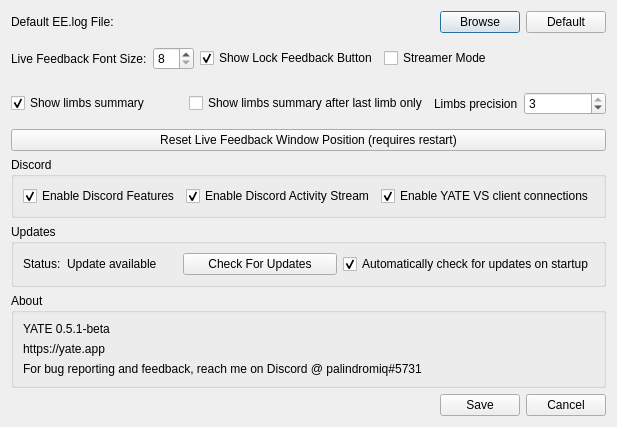
The window that settingsdialog.ui (palindromiq/YATE) describes before a commit, drawn with Qt 5.
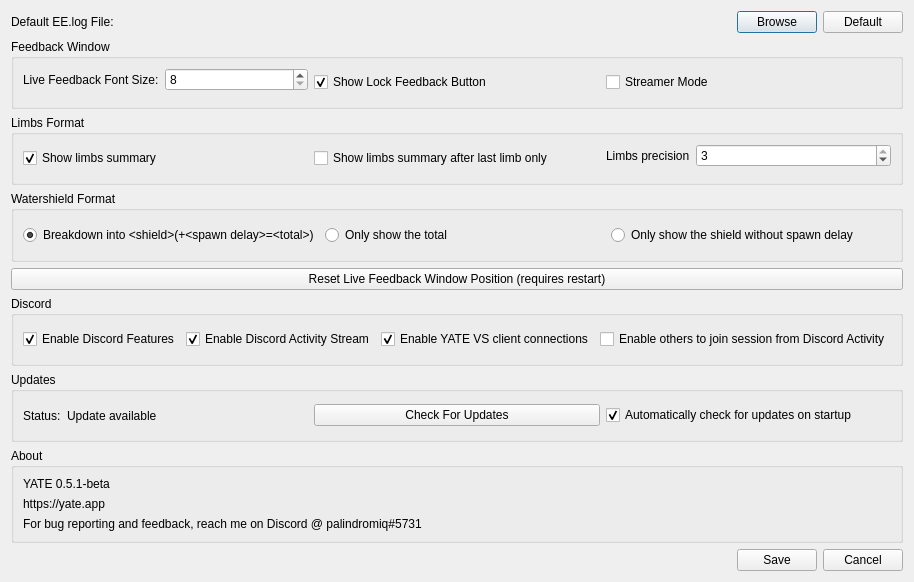
The same window after the commit.

Commit message: Add custom watershield format

```diff
--- a/settingsdialog.ui
+++ b/settingsdialog.ui
@@ -6,8 +6,8 @@
    <rect>
     <x>0</x>
     <y>0</y>
-    <width>609</width>
-    <height>427</height>
+    <width>889</width>
+    <height>582</height>
    </rect>
   </property>
   <property name="windowTitle">
@@ -58,15 +58,21 @@
     </layout>
    </item>
    <item>
+    <widget class="QGroupBox" name="grpFeedbackWindow">
+     <property name="title">
+      <string>Feedback Window</string>
+     </property>
     <layout class="QHBoxLayout" name="horizontalLayout_3">
      <item>
+       <layout class="QFormLayout" name="formLayout_3">
+        <item row="0" column="0">
       <widget class="QLabel" name="lblFeedbackFont">
        <property name="text">
         <string>Live Feedback Font Size:</string>
        </property>
       </widget>
      </item>
-     <item>
+        <item row="0" column="1">
       <widget class="QSpinBox" name="spnFeedbackFont">
        <property name="sizePolicy">
         <sizepolicy hsizetype="Minimum" vsizetype="Fixed">
@@ -85,6 +91,8 @@
        </property>
       </widget>
      </item>
+       </layout>
+      </item>
      <item>
       <widget class="QCheckBox" name="chkLockFeedbackButton">
        <property name="sizePolicy">
@@ -108,19 +116,14 @@
        </property>
       </widget>
      </item>
-     <item>
-      <widget class="QWidget" name="widget_2" native="true">
-       <property name="sizePolicy">
-        <sizepolicy hsizetype="Preferred" vsizetype="Preferred">
-         <horstretch>1</horstretch>
-         <verstretch>0</verstretch>
-        </sizepolicy>
-       </property>
-      </widget>
-     </item>
-    </layout>
+     </layout>
+    </widget>
    </item>
    <item>
+    <widget class="QGroupBox" name="groupBox_2">
+     <property name="title">
+      <string>Limbs Format</string>
+     </property>
     <layout class="QHBoxLayout" name="horizontalLayout_4">
      <item>
       <widget class="QCheckBox" name="chkShowLimbs">
@@ -141,9 +144,6 @@
      </item>
      <item>
       <layout class="QFormLayout" name="formLayout">
-       <property name="formAlignment">
-        <set>Qt::AlignLeading|Qt::AlignLeft|Qt::AlignVCenter</set>
-       </property>
        <item row="0" column="0">
         <widget class="QLabel" name="lblLimbsPrec">
          <property name="text">
@@ -167,6 +167,40 @@
       </layout>
      </item>
     </layout>
+    </widget>
+   </item>
+   <item>
+    <widget class="QGroupBox" name="grpWatershieldFormat">
+     <property name="title">
+      <string>Watershield Format</string>
+     </property>
+     <layout class="QHBoxLayout" name="horizontalLayout_6">
+      <item>
+       <widget class="QRadioButton" name="radWSFormatBreakdown">
+        <property name="text">
+         <string>Breakdown into &lt;shield&gt;(+&lt;spawn delay&gt;=&lt;total&gt;)</string>
+        </property>
+        <property name="checked">
+         <bool>true</bool>
+        </property>
+       </widget>
+      </item>
+      <item>
+       <widget class="QRadioButton" name="radWSFormatTotal">
+        <property name="text">
+         <string>Only show the total</string>
+        </property>
+       </widget>
+      </item>
+      <item>
+       <widget class="QRadioButton" name="radWSFormatShield">
+        <property name="text">
+         <string>Only show the shield without spawn delay</string>
+        </property>
+       </widget>
+      </item>
+     </layout>
+    </widget>
    </item>
    <item>
     <widget class="QPushButton" name="btnResetFeedback">
@@ -217,6 +251,16 @@
         </property>
        </widget>
       </item>
+      <item>
+       <widget class="QCheckBox" name="chkDiscordActivityJoin">
+        <property name="text">
+         <string>Enable others to join session from Discord Activity</string>
+        </property>
+        <property name="checked">
+         <bool>false</bool>
+        </property>
+       </widget>
+      </item>
      </layout>
     </widget>
    </item>
```
Lines whose indentation alone changed are shown as unchanged. The commit also changes 3 other files.
